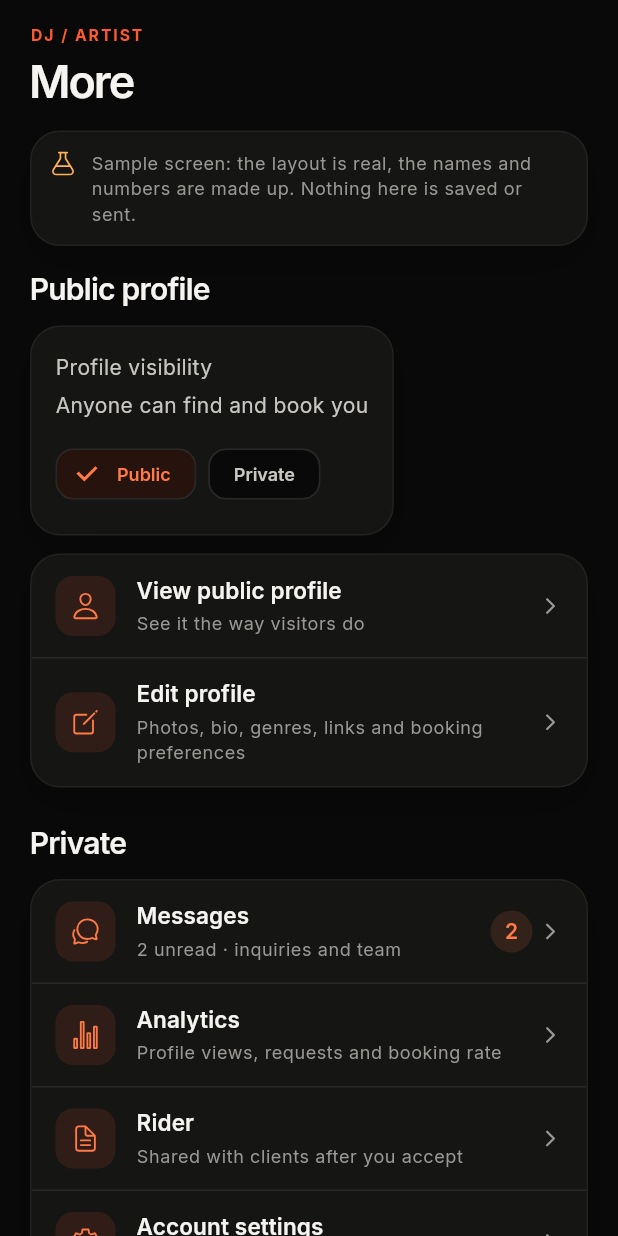
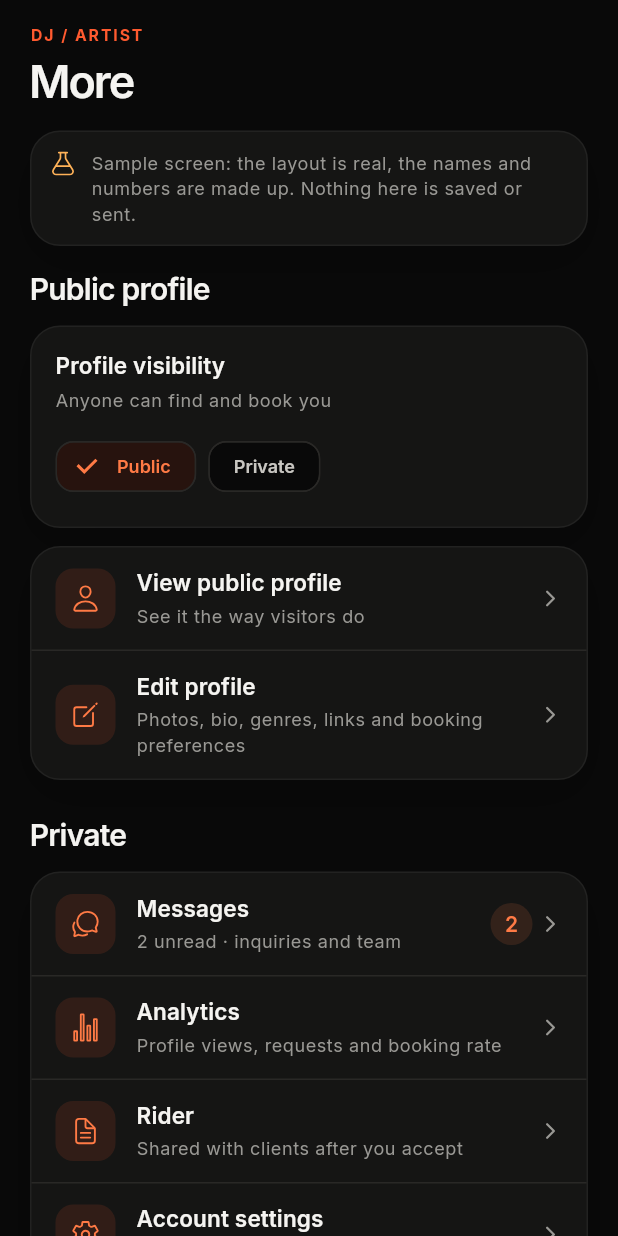
Before and after one commit to bottlesupapp-droid/bottles-up-vendor, a Flutter app: the DjMoreTab widget shown alone on an empty page, opened directly, on a phone screen of 412 x 824 dp. Run offline on Flutter 3.47's test engine with Material 3 defaults, Android fonts, the phone set to English and light mode, and no system bars; our stand-ins replace cached_network_image, csv, file_picker, fl_chart, flex_color_scheme, flutter_riverpod and 12 more; missing offline and left inert: mobile_scanner, shared; accounts and stored records are empty.

Commit message:
Redesign phase 5 (follow-up): the DJ's profile-visibility card spans the page; two tests for gaps found by the deliberate-breakage run
36 deliberate breakages of the sample screens, the redirect rule and the More row were tried on an isolated copy; 34 were caught at first.
The two that were not showed gaps in the tests, not in the screens: nothing looked inside the DJ's "Awaiting client" group, and the calendar
test passed on a booked day because the same words are also in the gigs list. Both now have a test; all 36 are caught.

Also: the DJ's "Profile visibility" card was shrinking to its content (now full width, muted second line); the booking sample has a gap
above its first section; the More row takes an `enabled` switch so "off" can be tested.

Full suite: 3583 passed, 0 failed, 32 skipped.

Co-Authored-By: Claude Sonnet 5.5 <noreply@anthropic.com>

```diff
--- a/lib/features/preview/screens/dj_screens.dart
+++ b/lib/features/preview/screens/dj_screens.dart
@@ -625,16 +625,19 @@ class DjMoreTab extends StatelessWidget {
       title: 'More',
       children: [
         PvSection(title: 'Public profile', children: [
-          const BuCard(
-            child: Column(
-              crossAxisAlignment: CrossAxisAlignment.start,
-              children: [
-                Text('Profile visibility'),
-                SizedBox(height: BuSpace.xs),
-                Text('Anyone can find and book you', key: Key('dj-visibility-line')),
-                SizedBox(height: BuSpace.m),
-                PvFilterChips(labels: ['Public', 'Private']),
-              ],
+          BuCard(
+            child: SizedBox(
+              width: double.infinity,
+              child: Column(
+                crossAxisAlignment: CrossAxisAlignment.start,
+                children: [
+                  Text('Profile visibility', style: Theme.of(context).textTheme.titleSmall?.copyWith(fontSize: 15)),
+                  const SizedBox(height: BuSpace.xs),
+                  Text('Anyone can find and book you', key: const Key('dj-visibility-line'), style: Theme.of(context).textTheme.bodySmall?.copyWith(color: context.bu.muted)),
+                  const SizedBox(height: BuSpace.m),
+                  const PvFilterChips(labels: ['Public', 'Private']),
+                ],
+              ),
             ),
           ),
           const SizedBox(height: BuSpace.m),
```
Also changed, not shown: 1 other file.
